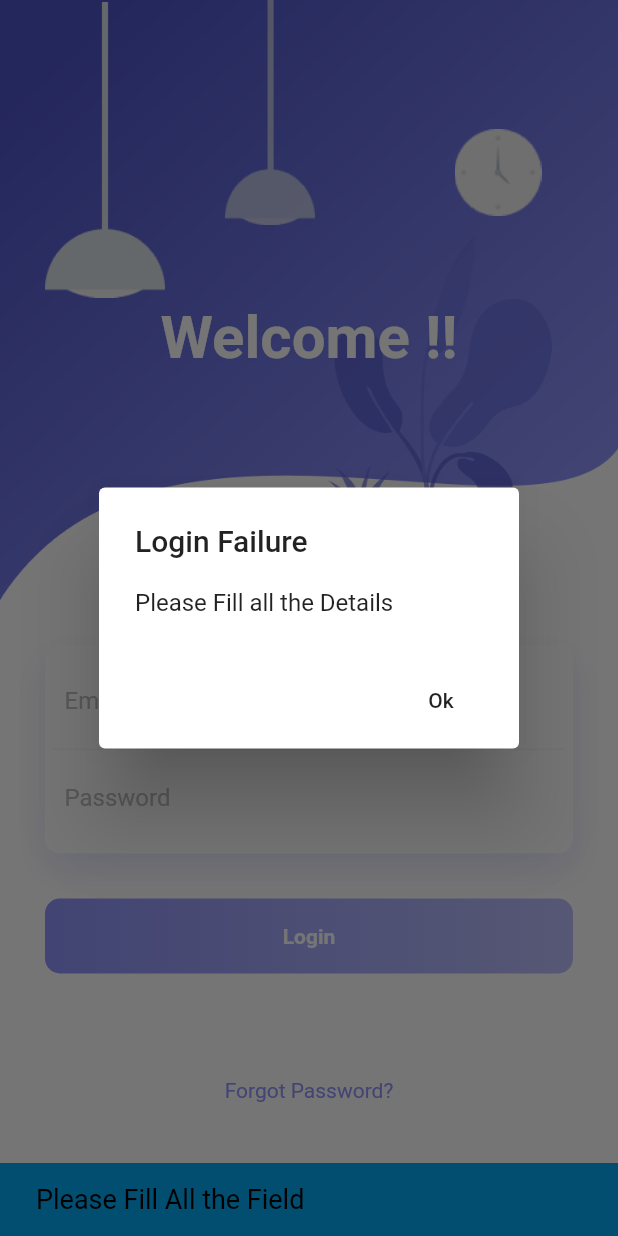
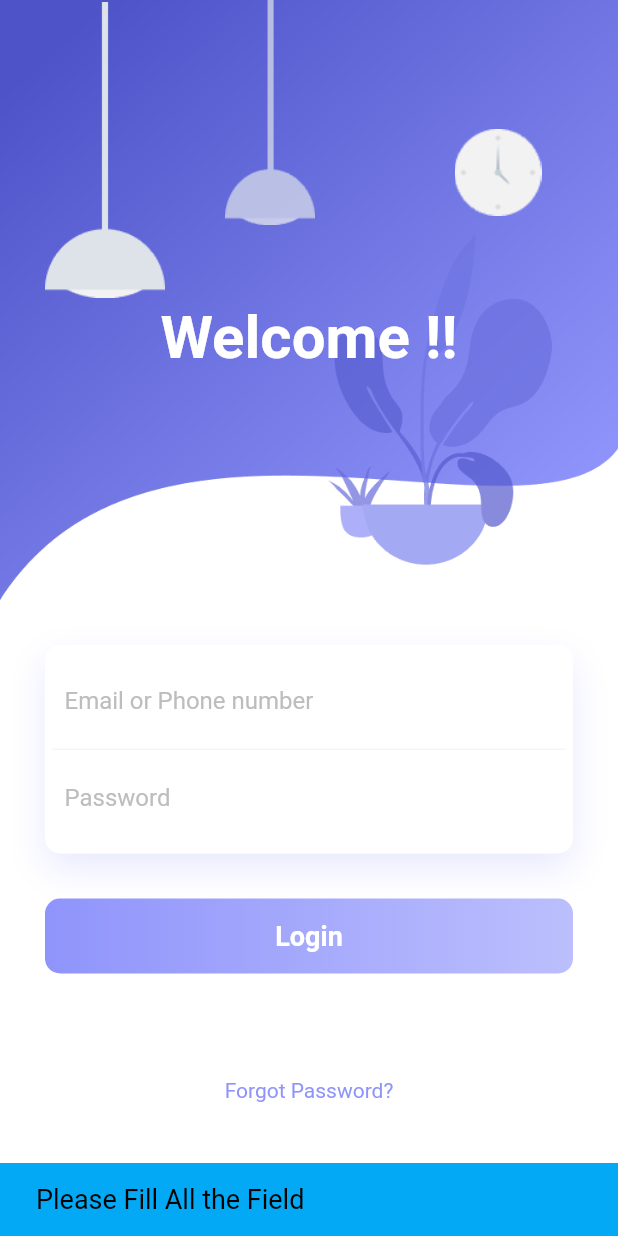
Before and after one commit to arundasgithub/salary_app, a Flutter app: the screen it shows after launch, after a tap on "Login", on a phone screen of 412 x 824 dp. Run offline on Flutter 3.47's test engine with Material 2 defaults, Android fonts, the phone set to English and light mode, and no system bars; our stand-ins replace cloud_firestore, firebase_auth, firebase_core, form_field_validator, simple_animations; accounts and stored records are empty.

Commit message:
Profile page and Attendance page Modified
Profile page and Attendance page Modified and Forgot psw alert given

```diff
--- a/lib/login/login.dart
+++ b/lib/login/login.dart
@@ -35,6 +35,26 @@ class HomePage extends StatelessWidget {
           });
     }
 
+    void Forgot() {
+      showDialog(
+          context: context,
+          builder: (BuildContext context) {
+            return AlertDialog(
+              backgroundColor: Color.fromARGB(255, 179, 168, 253),
+              title: Text("Alert !!"),
+              content: Text("Please Contact to Your Administrator"),
+              actions: <Widget>[
+                FlatButton(
+                  child: Text("Ok"),
+                  onPressed: () {
+                    Navigator.of(context).pop();
+                  },
+                )
+              ],
+            );
+          });
+    }
+
     void Login() async {
       String myemail = emailController.text.trim();
       String mypassword = passwordController.text.trim();
@@ -49,26 +69,27 @@ class HomePage extends StatelessWidget {
               "Please Fill All the Field",
               style: TextStyle(fontSize: 18.0, color: Colors.black),
             ),
+            duration: Duration(seconds: 2),
           ),
         );
         log("Please Fill All the Field");
         //This is for Alert box
-        showDialog(
-            context: context,
-            builder: (BuildContext context) {
-              return AlertDialog(
-                title: Text("Login Failure"),
-                content: Text("Please Fill all the Details"),
-                actions: <Widget>[
-                  FlatButton(
-                    child: Text("Ok"),
-                    onPressed: () {
-                      Navigator.of(context).pop();
-                    },
-                  )
-                ],
-              );
-            });
+        // showDialog(
+        //     context: context,
+        //     builder: (BuildContext context) {
+        //       return AlertDialog(
+        //         title: Text("Login Failure"),
+        //         content: Text("Please Fill all the Details"),
+        //         actions: <Widget>[
+        //           FlatButton(
+        //             child: Text("Ok"),
+        //             onPressed: () {
+        //               Navigator.of(context).pop();
+        //             },
+        //           )
+        //         ],
+        //       );
+        //     });
       } else {
         try {
           UserCredential userCredential = await FirebaseAuth.instance
@@ -82,8 +103,10 @@ class HomePage extends StatelessWidget {
                   "Login Sucess",
                   style: TextStyle(fontSize: 18.0, color: Colors.black),
                 ),
+                duration: Duration(seconds: 2),
               ),
             );
+
             trueLogin();
           }
         } on FirebaseAuthException catch (e) {
@@ -243,7 +266,12 @@ class HomePage extends StatelessWidget {
                       ),
                       FadeAnimation(
                           2,
-                          Container(
+                          new GestureDetector(
+                            onTap: () {
+                              Login();
+                              print("Login clicked");
+                            },
+                            child: Container(
                               height: 50,
                               decoration: BoxDecoration(
                                   borderRadius: BorderRadius.circular(10),
@@ -252,23 +280,25 @@ class HomePage extends StatelessWidget {
                                     Color.fromRGBO(143, 148, 251, .6),
                                   ])),
                               child: Center(
-                              // child: Text(
-                              //   "Login",
-                              //   style: TextStyle(
-                              //       color: Colors.white,
-                              //       fontWeight: FontWeight.bold),
-                              // ),
-
-                              child: TextButton(
-                                onPressed: () {
-                                  Login();
-                                },
                                 child: Text(
-                                  'Login', //title
+                                  "Login",
                                   style: TextStyle(
                                       color: Colors.white,
+                                      fontSize: 18,
                                       fontWeight: FontWeight.bold),
                                 ),
+
+                                // child: TextButton(
+                                //   onPressed: () {
+                                //     Login();
+                                //   },
+                                //   // child: Text(
+                                //   //   'Login', //title
+                                //   //   style: TextStyle(
+                                //   //       color: Colors.white,
+                                //   //       fontWeight: FontWeight.bold),
+                                //   // ),
+                                // ),
                               ),
                             ),
                           )),
@@ -277,11 +307,20 @@ class HomePage extends StatelessWidget {
                       ),
                       FadeAnimation(
                         1.5,
-                          Text(
+                        new GestureDetector(
+                          onTap: () {
+                            Forgot();
+                            print("Forgot clicked");
+                          },
+                          child: Container(
+                            child: Text(
                               "Forgot Password?",
                               style: TextStyle(
                                   color: Color.fromRGBO(143, 148, 251, 1)),
-                          )),
+                            ),
+                          ),
+                        ),
+                      ),
                     ],
                   ),
                 )
```
Also changed, not shown: lib/admin/Add_Employee.dart (+13 -9 lines), lib/admin/Emp_Profile.dart (+6 -1 lines), lib/admin/Emp_attandance.dart (+6 -1 lines). Lines whose indentation alone changed are shown as unchanged.
